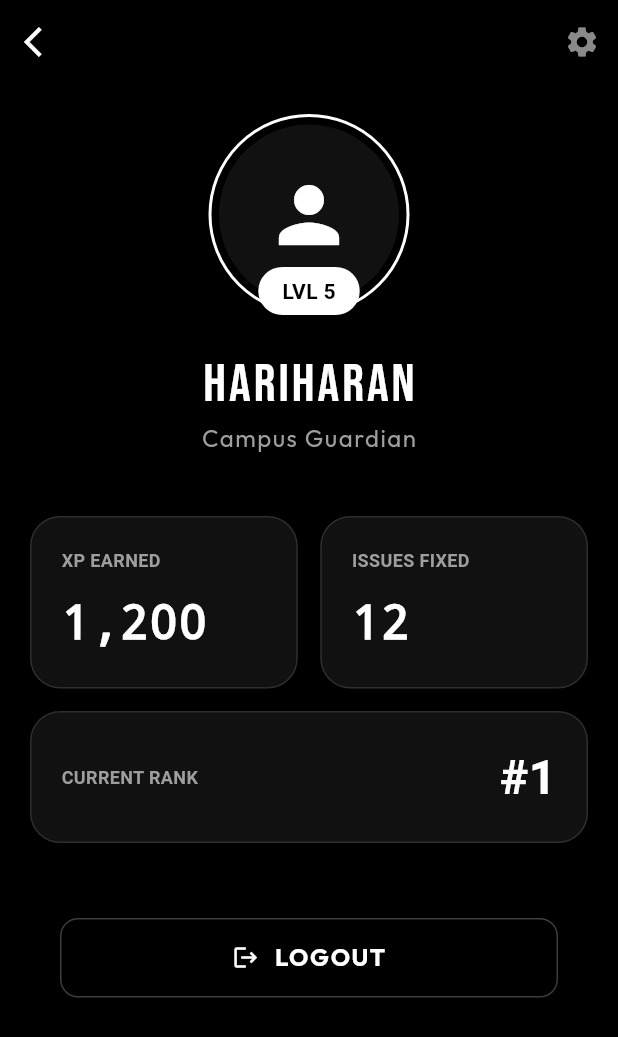
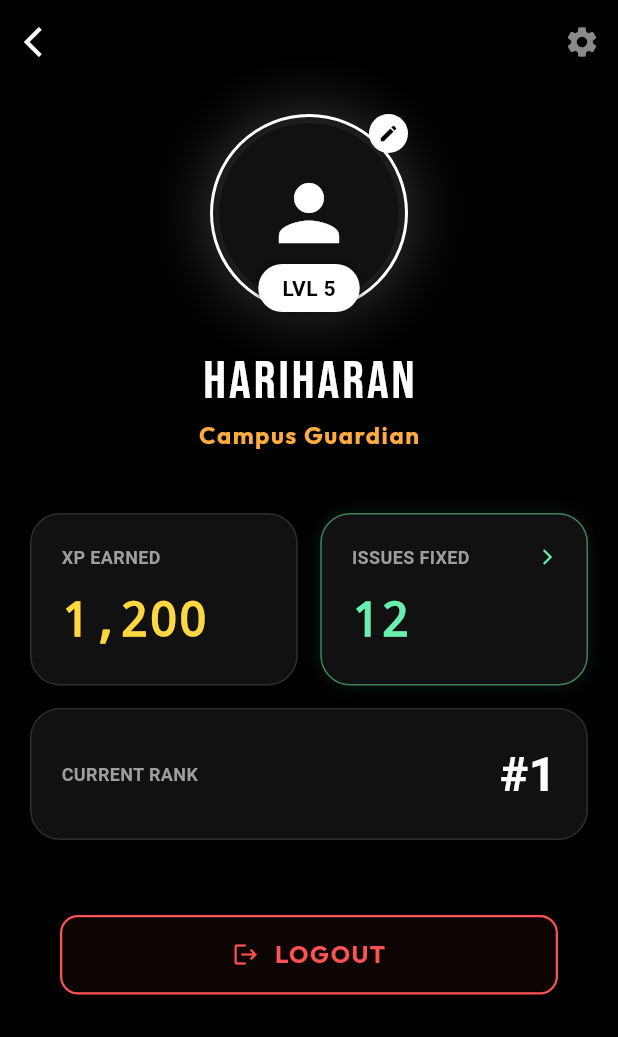
Before and after one commit to nothariharan/LensFix, a Flutter app: the screen it shows after launch, after a tap on "ENTER CAMPUS", after a tap on the "person" icon, on a phone screen of 412 x 824 dp. Shown: the top 1037 px of the screen. Run offline on Flutter 3.47's test engine with Material 3 defaults, Android fonts, the light colour scheme and no system bars; our stand-ins replace animate_do, flutter_map, google_fonts, google_generative_ai, image_picker, latlong2.

Commit message:
added dependecies for backend added animation and logo and also refactored evrything

```diff
--- a/lib/main.dart
+++ b/lib/main.dart
@@ -1,7 +1,7 @@
 import 'package:flutter/material.dart';
 import 'package:google_fonts/google_fonts.dart';
 import 'package:lens_fix/screens/login_screen.dart';
-
+import 'package:lens_fix/screens/landing_screen.dart';
 void main() {
   // 1. We call the class "LensFixApp" here
   runApp(const LensFixApp());
@@ -58,7 +58,7 @@ class LensFixApp extends StatelessWidget {
         ),
       ),
 
-      home: const LoginScreen(),
+      home: const LandingScreen(),
     );
   }
 }
--- /dev/null
+++ b/lib/screens/landing_screen.dart
@@ -0,0 +1,156 @@
+import 'dart:async';
+import 'dart:math';
+import 'package:flutter/material.dart';
+import 'package:lens_fix/screens/login_screen.dart';
+import 'package:animate_do/animate_do.dart';
+
+class LandingScreen extends StatefulWidget {
+  const LandingScreen({super.key});
+
+  @override
+  State<LandingScreen> createState() => _LandingScreenState();
+}
+
+class _LandingScreenState extends State<LandingScreen> with TickerProviderStateMixin {
+  late AnimationController _controller;
+
+  @override
+  void initState() {
+    super.initState();
+
+    // Animation Controller for the rotating rings
+    _controller = AnimationController(
+      vsync: this,
+      duration: const Duration(seconds: 10),
+    )..repeat();
+
+    // Navigate to Login after 4 seconds
+    Timer(const Duration(seconds: 4), () {
+      Navigator.pushReplacement(
+        context,
+        PageRouteBuilder(
+          transitionDuration: const Duration(milliseconds: 1000),
+          pageBuilder: (_, __, ___) => const LoginScreen(),
+          transitionsBuilder: (_, animation, __, child) {
+            return FadeTransition(opacity: animation, child: child);
+          },
+        ),
+      );
+    });
+  }
+
+  @override
+  void dispose() {
+    _controller.dispose();
+    super.dispose();
+  }
+
+  @override
+  Widget build(BuildContext context) {
+    return Scaffold(
+      backgroundColor: Colors.black,
+      body: Stack(
+        alignment: Alignment.center,
+        children: [
+          // 1. BACKGROUND ANIMATION (Rotating Tech Rings)
+          AnimatedBuilder(
+            animation: _controller,
+            builder: (context, child) {
+              return CustomPaint(
+                painter: TechRingPainter(_controller.value),
+                size: Size.infinite,
+              );
+            },
+          ),
+
+          // 2. THE LOGO
+          Center(
+            child: ZoomIn(
+              duration: const Duration(milliseconds: 1200),
+              child: Container(
+                width: 180, // Adjust size based on your image
+                height: 180,
+                padding: const EdgeInsets.all(20),
+                decoration: BoxDecoration(
+                  shape: BoxShape.circle,
+                  // Optional: A subtle glow behind the logo itself
+                  boxShadow: [
+                    BoxShadow(color: Colors.white.withOpacity(0.1), blurRadius: 50, spreadRadius: 10)
+                  ],
+                ),
+                child: Image.asset(
+                  'assets/logo.png',
+                  fit: BoxFit.contain,
+                  color: Colors.white, // Ensures the logo stays stark white
+                ),
+              ),
+            ),
+          ),
+
+          // 3. TEXT (Optional Loading Indicator)
+          Positioned(
+            bottom: 50,
+            child: FadeInUp(
+              delay: const Duration(milliseconds: 1000),
+              child: const Text(
+                "INITIALIZING SYSTEMS...",
+                style: TextStyle(
+                  color: Colors.grey,
+                  letterSpacing: 4,
+                  fontSize: 10,
+                  fontFamily: 'Courier'
+                ),
+              ),
+            ),
+          ),
+        ],
+      ),
+    );
+  }
+}
+
+// --- CUSTOM PAINTER FOR THE "COOL BLACK ANIMATION" ---
+class TechRingPainter extends CustomPainter {
+  final double animationValue;
+  TechRingPainter(this.animationValue);
+
+  @override
+  void paint(Canvas canvas, Size size) {
+    final center = Offset(size.width / 2, size.height / 2);
+    final paint = Paint()
+      ..color = Colors.white.withOpacity(0.05) // Very faint white
+      ..style = PaintingStyle.stroke
+      ..strokeWidth = 1;
+
+    // Ring 1: Large, Slow, Clockwise
+    _drawDashedCircle(canvas, center, 150, paint, rotation: animationValue * 2 * pi);
+
+    // Ring 2: Medium, Faster, Counter-Clockwise
+    paint.color = Colors.white.withOpacity(0.08);
+    paint.strokeWidth = 2;
+    _drawDashedCircle(canvas, center, 110, paint, rotation: -animationValue * 4 * pi, dashCount: 8);
+
+    // Ring 3: Small, Static or vibrating
+    paint.color = Colors.white.withOpacity(0.15);
+    canvas.drawCircle(center, 80, paint);
+  }
+
+  void _drawDashedCircle(Canvas canvas, Offset center, double radius, Paint paint, {double rotation = 0, int dashCount = 12}) {
+    final double gap = pi * 2 / dashCount;
+    final double dashSize = gap / 2;
+
+    for (int i = 0; i < dashCount; i++) {
+      double startAngle = (gap * i) + rotation;
+      canvas.drawArc(
+        Rect.fromCircle(center: center, radius: radius),
+        startAngle,
+        dashSize,
+        false,
+        paint,
+      );
+    }
+  }
+
+  @override
+  bool shouldRepaint(covariant TechRingPainter oldDelegate) => true;
+}
--- a/lib/screens/login_screen.dart
+++ b/lib/screens/login_screen.dart
@@ -31,19 +31,29 @@ class _LoginScreenState extends State<LoginScreen> {
                 child: Column(
                   mainAxisAlignment: MainAxisAlignment.center,
                   children: [
+                    // --- UPDATED LOGO SECTION ---
                     ZoomIn(
                       duration: const Duration(milliseconds: 800),
                       child: Container(
-                        height: 120, width: 120,
+                        height: 140, width: 140, // Slightly larger
+                        padding: const EdgeInsets.all(10), // Padding inside the circle
                         decoration: BoxDecoration(
                           color: Colors.transparent,
                           shape: BoxShape.circle,
-                          border: Border.all(color: Colors.white, width: 3), // White Border
+                          border: Border.all(color: Colors.white, width: 2), // Thin White Border
+                          boxShadow: [
+                             BoxShadow(color: Colors.white.withOpacity(0.1), blurRadius: 20)
+                          ]
                         ),
-                        child: const Icon(Icons.camera_alt, size: 60, color: Colors.white),
+                        child: Image.asset(
+                          'assets/logo.png', // <--- YOUR NEW LOGO
+                          color: Colors.white, // Ensure it matches the theme
+                          fit: BoxFit.contain,
+                        ),
                       ),
                     ),
                     const SizedBox(height: 30),
+
                     FadeInUp(
                       child: Text("LENSFIX", style: Theme.of(context).textTheme.displayLarge?.copyWith(color: Colors.white, fontWeight: FontWeight.bold, fontFamily: 'Courier')),
                     ),
--- a/lib/screens/profile_screen.dart
+++ b/lib/screens/profile_screen.dart
@@ -3,6 +3,7 @@ import 'package:flutter/material.dart';
 import 'package:google_fonts/google_fonts.dart';
 import 'package:image_picker/image_picker.dart';
 import 'package:lens_fix/screens/login_screen.dart';
+import 'package:lens_fix/screens/history_screen.dart'; // Import History Screen
 
 class ProfileScreen extends StatefulWidget {
   const ProfileScreen({super.key});
@@ -42,14 +43,30 @@ class _ProfileScreenState extends State<ProfileScreen> {
           children: [
             const SizedBox(height: 20),
 
-            // AVATAR
+            // AVATAR WITH GLOW
             GestureDetector(
               onTap: _pickImage,
               child: Stack(
                 alignment: Alignment.center,
                 children: [
+                  // The Glow Container
                   Container(
-                    padding: const EdgeInsets.all(5),
+                    width: 130,
+                    height: 130,
+                    decoration: BoxDecoration(
+                      shape: BoxShape.circle,
+                      boxShadow: [
+                        BoxShadow(
+                          color: Colors.white.withOpacity(0.15), // Subtle white glow
+                          blurRadius: 30,
+                          spreadRadius: 10,
+                        ),
+                      ],
+                    ),
+                  ),
+                  // The Ring & Image
+                  Container(
+                    padding: const EdgeInsets.all(4), // Spacing between ring and image
                     decoration: BoxDecoration(
                       shape: BoxShape.circle,
                       border: Border.all(color: Colors.white, width: 2), // White Ring
@@ -61,6 +78,7 @@ class _ProfileScreenState extends State<ProfileScreen> {
                       child: _profileImage == null ? const Icon(Icons.person, size: 60, color: Colors.white) : null,
                     ),
                   ),
+                  // The Level Badge
                   Positioned(
                     bottom: 0,
                     child: Container(
@@ -68,8 +86,22 @@ class _ProfileScreenState extends State<ProfileScreen> {
                       decoration: BoxDecoration(
                         color: Colors.white, // White Badge
                         borderRadius: BorderRadius.circular(20),
+                        boxShadow: [BoxShadow(color: Colors.black.withOpacity(0.5), blurRadius: 5)],
                       ),
                       child: const Text("LVL 5", style: TextStyle(fontWeight: FontWeight.bold, color: Colors.black)),
+                    ),
+                  ),
+                  // Camera Icon hint
+                  Positioned(
+                    right: 0,
+                    top: 0,
+                    child: Container(
+                      padding: const EdgeInsets.all(6),
+                      decoration: const BoxDecoration(
+                        color: Colors.white,
+                        shape: BoxShape.circle,
+                      ),
+                      child: const Icon(Icons.edit, size: 14, color: Colors.black),
                     ),
                   ),
                 ],
@@ -78,18 +110,28 @@ class _ProfileScreenState extends State<ProfileScreen> {
 
             const SizedBox(height: 20),
             Text("HARIHARAN", style: GoogleFonts.bebasNeue(fontSize: 36, letterSpacing: 2, color: Colors.white)),
-            Text("Campus Guardian", style: GoogleFonts.outfit(fontSize: 16, color: Colors.grey, letterSpacing: 1)),
+            Text("Campus Guardian", style: GoogleFonts.outfit(fontSize: 16, color: Colors.orangeAccent, letterSpacing: 1, fontWeight: FontWeight.bold)), // Orange Title
 
             const SizedBox(height: 40),
 
-            // STATS
+            // STATS ROW
             Padding(
               padding: const EdgeInsets.symmetric(horizontal: 20),
               child: Row(
                 children: [
-                  _buildStatCard("XP EARNED", "1,200", Colors.white),
+                  _buildStatCard(
+                    "XP EARNED",
+                    "1,200",
+                    Colors.amberAccent, // Yellow for XP
+                  ),
                   const SizedBox(width: 15),
-                  _buildStatCard("ISSUES FIXED", "12", Colors.white),
+                  _buildStatCard(
+                    "ISSUES FIXED",
+                    "12",
+                    Colors.greenAccent, // Green for Issues
+                    // Navigate to History when tapped
+                    onTap: () => Navigator.push(context, MaterialPageRoute(builder: (_) => const HistoryScreen())),
+                  ),
                 ],
               ),
             ),
@@ -103,6 +145,7 @@ class _ProfileScreenState extends State<ProfileScreen> {
 
             const SizedBox(height: 50),
 
+            // LOGOUT BUTTON
             Padding(
               padding: const EdgeInsets.symmetric(horizontal: 40),
               child: OutlinedButton(
@@ -110,16 +153,17 @@ class _ProfileScreenState extends State<ProfileScreen> {
                   Navigator.pushAndRemoveUntil(context, MaterialPageRoute(builder: (_) => const LoginScreen()), (route) => false);
                 },
                 style: OutlinedButton.styleFrom(
-                  side: const BorderSide(color: Colors.white24),
+                  side: const BorderSide(color: Colors.redAccent, width: 1.5), // Red Border
                   padding: const EdgeInsets.symmetric(vertical: 15),
                   shape: RoundedRectangleBorder(borderRadius: BorderRadius.circular(12)),
+                  backgroundColor: Colors.redAccent.withOpacity(0.05), // Slight red tint background
                 ),
                 child: Row(
                   mainAxisAlignment: MainAxisAlignment.center,
                   children: const [
-                    Icon(Icons.logout, color: Colors.white),
+                    Icon(Icons.logout, color: Colors.redAccent), // Red Icon
                     SizedBox(width: 10),
-                    Text("LOGOUT", style: TextStyle(color: Colors.white, letterSpacing: 1)),
+                    Text("LOGOUT", style: TextStyle(color: Colors.redAccent, letterSpacing: 1, fontWeight: FontWeight.bold)), // Red Text
                   ],
                 ),
               ),
@@ -130,22 +174,33 @@ class _ProfileScreenState extends State<ProfileScreen> {
     );
   }
 
-  Widget _buildStatCard(String label, String value, Color color) {
+  // Updated Helper: Accepts onTap for interactivity
+  Widget _buildStatCard(String label, String value, Color color, {VoidCallback? onTap}) {
     return Expanded(
+      child: GestureDetector(
+        onTap: onTap,
         child: Container(
           padding: const EdgeInsets.all(20),
           decoration: BoxDecoration(
             color: const Color(0xFF111111),
             borderRadius: BorderRadius.circular(20),
-          border: Border.all(color: Colors.white12),
+            border: Border.all(color: onTap != null ? color.withOpacity(0.5) : Colors.white12), // Highlight border if clickable
+            boxShadow: onTap != null ? [BoxShadow(color: color.withOpacity(0.1), blurRadius: 10)] : [], // Highlight glow if clickable
           ),
           child: Column(
             crossAxisAlignment: CrossAxisAlignment.start,
             children: [
+              Row(
+                mainAxisAlignment: MainAxisAlignment.spaceBetween,
+                children: [
                   Text(label, style: const TextStyle(color: Colors.grey, fontSize: 12, fontWeight: FontWeight.bold)),
+                  if (onTap != null) Icon(Icons.arrow_forward_ios, size: 12, color: color), // Arrow hint if clickable
+                ],
+              ),
               const SizedBox(height: 10),
               Text(value, style: TextStyle(color: color, fontSize: 32, fontWeight: FontWeight.bold, fontFamily: 'Courier')),
             ],
+          ),
         ),
       ),
     );
```
Also changed, not shown: pubspec.yaml (+29 -84 lines), assets/logo.png (added), pubspec.lock, 3 other files. Lines whose indentation alone changed are shown as unchanged.
